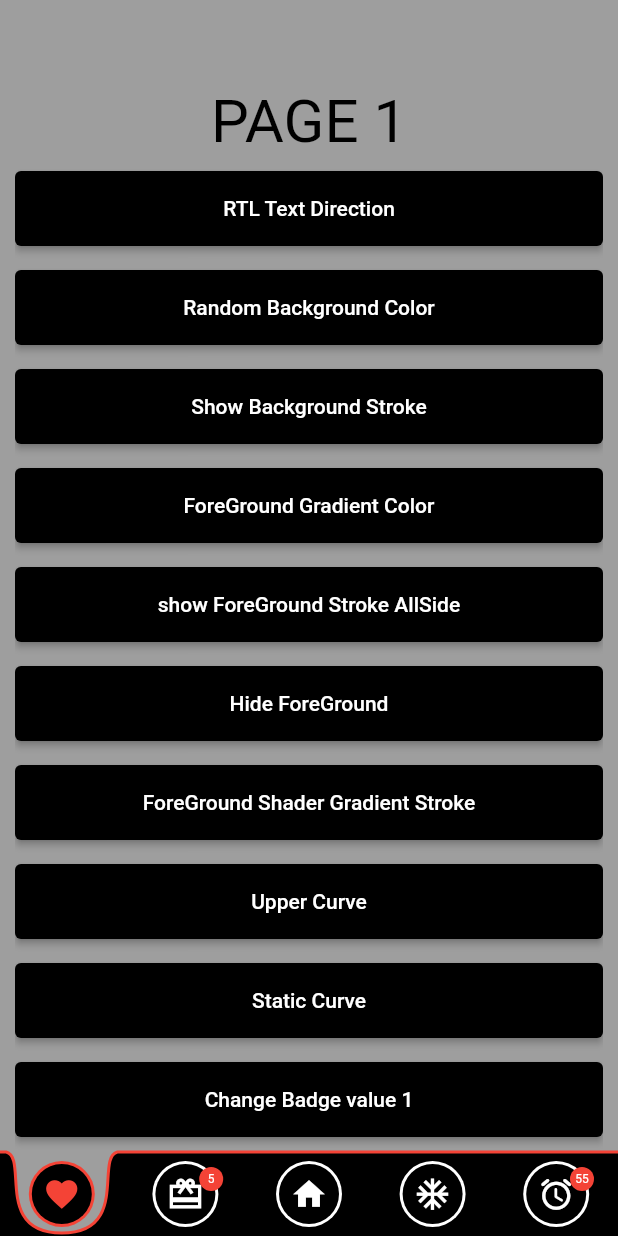
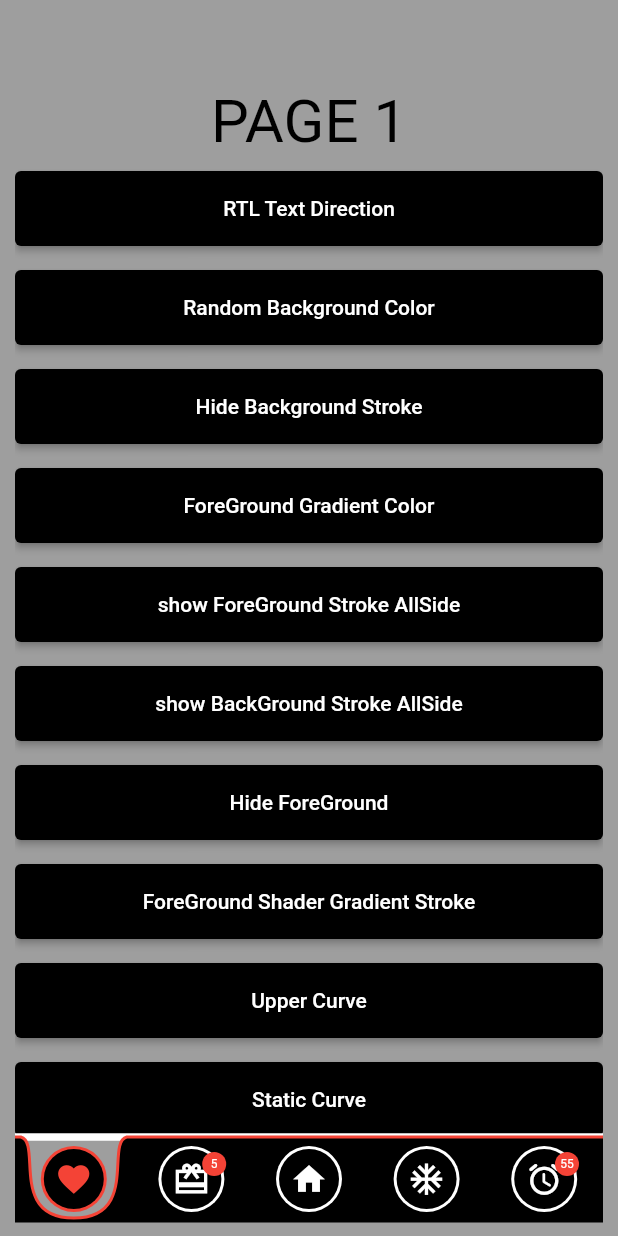
Before and after one commit to saginbajracharya/ultimate_bottom_navbar, a Flutter app: the screen it shows after launch, on a phone screen of 412 x 824 dp. Run offline on Flutter 3.47's test engine with Material 2 defaults, Android fonts, the phone set to English and light mode, and no system bars.

Commit message:
[Fixed]::Background custom paint for border

```diff
--- a/example/lib/main.dart
+++ b/example/lib/main.dart
@@ -41,8 +41,9 @@ class _BottomNavigationPageState extends State<BottomNavigationPage> {
   bool underCurve                    = true;
   bool showCircleStaticMidItem       = true;
   bool showForeGroundStrokeAllSide   = false;
+  bool showBackGroundStrokeAllSide   = false;
   Color backgroundColor              = transparent;
-  double backgroundStrokeBorderWidth = 0.0;
+  double backgroundStrokeBorderWidth = 5.0;
   var badgeVal1                      = '5';
   var badgeVal2                      = '55';
   var textDirection                  = TextDirection.ltr;
@@ -243,6 +244,27 @@ class _BottomNavigationPageState extends State<BottomNavigationPage> {
                           child: Text(showForeGroundStrokeAllSide?'hide ForeGround Stroke AllSide':'show ForeGround Stroke AllSide',style: const TextStyle(color: white))
                         ),
                       ),
+                      //BackGround show hide all Side Stroke
+                      Padding(
+                        padding: const EdgeInsets.symmetric(vertical :8.0),
+                        child: ElevatedButton(
+                          style: ElevatedButton.styleFrom(
+                            primary: black,
+                            minimumSize: const Size.fromHeight(50),
+                          ),
+                          onPressed: ()async{
+                            setState(() {
+                              if(showBackGroundStrokeAllSide==false)
+                              {
+                                showBackGroundStrokeAllSide=true;
+                              }else{
+                                showBackGroundStrokeAllSide=false;
+                              }
+                            });
+                          },
+                          child: Text(showBackGroundStrokeAllSide?'hide BackGround Stroke AllSide':'show BackGround Stroke AllSide',style: const TextStyle(color: white))
+                        ),
+                      ),
                       //Show Hide ForeGround
                       Padding(
                         padding: const EdgeInsets.symmetric(vertical :8.0),
@@ -408,14 +430,14 @@ class _BottomNavigationPageState extends State<BottomNavigationPage> {
           backgroundColor                    : backgroundColor,                                                             // NavBar BackGround Color [backgroundGradient ovrerides color]
           foregroundColor                    : black,                                                                       // NavBar ForeGround Color with Curve
           foregroundStrokeBorderColor        : red,                                                                         // Nav Stroke Border Color [useShaderStroke = false , strokeBorderWidth != 0]
-          backgroundStrokeBorderColor        : black,                                                                       // nav background stroke color [seems like when border width is 0.0 still shows the color but transparent solves it]
+          backgroundStrokeBorderColor        : white,                                                                       // nav background stroke color [seems like when border width is 0.0 still shows the color but transparent solves it]
           backgroundStrokeBorderWidth        : backgroundStrokeBorderWidth,                                                 // Nav BackGround Stroke Border Width
           foregroundStrokeBorderWidth        : 2.0,                                                                         // Nav ForeGround Stroke Border Width
-          backgroundGradient                 : backgroundGradientColor,                                                     // Nav background Gradient [No Gradient if Null Overrides backgroundColor if given]
+          backgroundGradient                 : null,                                                     // Nav background Gradient [No Gradient if Null Overrides backgroundColor if given]
           foreGroundGradientShader           : foreGroundGradientShader,                                                    // Nav ForeGround Gradient Shader [foregroundColor or foreGroundGradientShader determined by Bool useForeGroundGradient]
           foregroundStrokeGradientShader     : foregroundStrokeGradientShader,                                              // ForeGround Stroke border Gradient Shader
 
-          backgroundMargin                   : const EdgeInsets.only(left: 0.0,right: 0.0,bottom: 0.0),                  // Nav Background Margin
+          backgroundMargin                   : const EdgeInsets.only(left: 10.0,right: 10.0,bottom: 10.0),                  // Nav Background Margin
           backgroundBorderRadius             : BorderRadius.circular(10.0),                                                 // Nav Background Border Radius
 
           selectedIconColor                  : red,                                                                         // Selected Item Icon Color
@@ -427,7 +449,8 @@ class _BottomNavigationPageState extends State<BottomNavigationPage> {
           unselectedTextSize                 : 10,                                                                          // UnSelected Item Text Size
           unselectedTextColor                : white,                                                                       // UnSelected Item Text Color
 
-          showForeGroundStrokeAllSide        : showForeGroundStrokeAllSide,                                                 //
+          showForeGroundStrokeAllSide        : showForeGroundStrokeAllSide,
+          showBackGroundStrokeAllSide        : showBackGroundStrokeAllSide,                                                 //
           useForeGroundGradient              : useForeGroundGradient,                                                       // Gradient for ForeGround or Not
           showForeGround                     : showForeGround,                                                              // Show ForeGround or Not
           useShaderStroke                    : useShaderStroke,                                                             // Use Shadered Stroke Border or Not
--- /dev/null
+++ b/lib/Background_Curves_Painter_Widget/nav_background_stroke_border.dart
@@ -0,0 +1,83 @@
+import 'package:flutter/material.dart';
+
+Shader defaultGradientShader = const LinearGradient(
+  begin: Alignment.topCenter,
+  end: Alignment.bottomCenter,
+  colors: [
+    Colors.blue,
+    Colors.red,
+    Colors.purple,
+    Colors.red,
+    Colors.blue,
+  ],
+  stops: [0.1, 0.3, 0.5, 0.7, 1.0],
+).createShader(Rect.fromCenter(center: const Offset(0.0,0.0), height: 200, width: 100));
+
+class NavBackgroundStrokeBorderPainter extends CustomPainter {
+  late double loc; // Represents the starting location of the curve
+  late double s; // Represents the size of the curve
+  late double strokeBorderWidth; // Width of the stroke border
+  late bool useShaderStroke; // Indicates whether to use a shader for the stroke
+  late bool showBackGroundStrokeAllSide;
+  Shader? foregroundStrokeGradientShader; // Shader for the stroke gradient
+  Color color; // Color used if not using the shader
+  TextDirection textDirection; // Direction of the text
+
+  NavBackgroundStrokeBorderPainter(
+    double startingLoc,
+    int itemsLength,
+    this.strokeBorderWidth,
+    this.useShaderStroke,
+    this.showBackGroundStrokeAllSide,
+    this.color,
+    this.foregroundStrokeGradientShader,
+    this.textDirection,
+  ) {
+    final span = 1.0 / itemsLength;
+    s = 0.18;
+    double l = startingLoc + (span - s) / 2;
+    if (textDirection == TextDirection.rtl) {
+      loc = 0.82 - l;
+    } else if (textDirection == TextDirection.ltr) {
+      loc = l;
+    } else {
+      loc = l; // Default to LTR if the text direction is not specified
+    }
+  }
+
+  @override
+  void paint(Canvas canvas, Size size) {
+    final paint = Paint()
+      ..strokeWidth = strokeBorderWidth
+      ..style = PaintingStyle.stroke;
+
+    if (!useShaderStroke) {
+      paint.color = color;
+    } else {
+      paint.shader = foregroundStrokeGradientShader ?? defaultGradientShader;
+    }
+    final path = Path()
+      ..moveTo(0, 0) // Moves to the top-left corner of the path
+      ..lineTo((loc - 0.0) * size.width, 0) // Draws a line from the previous point to the left side of the shape
+      ..lineTo((loc + s) * size.width, 0) // Draws a line to the right side of the shape
+      ..lineTo(size.width, 0); // Draws a line to the top-right corner
+
+    if (showBackGroundStrokeAllSide) {
+      path
+        ..lineTo(size.width, size.height) // Draws a line from the previous point to the bottom-right corner
+        ..lineTo(0, size.height) // Draws a line from the previous point to the bottom-left corner
+        ..close(); // Closes the path
+    } else {
+      path
+        ..moveTo(0, size.height) // Moves to the bottom-left corner of the path
+        ..close(); // Closes the path
+    }
+
+    canvas.drawPath(path, paint); // Draws the path on the canvas
+  }
+
+  @override
+  bool shouldRepaint(CustomPainter oldDelegate) {
+    return this != oldDelegate;
+  }
+}
--- a/lib/ultimate_bottom_navbar.dart
+++ b/lib/ultimate_bottom_navbar.dart
@@ -1,5 +1,6 @@
 library ultimate_bottom_navbar;
 import 'package:flutter/material.dart';
+import 'Background_Curves_Painter_Widget/nav_background_stroke_border.dart';
 import 'Button_Widgets/nav_button_widget.dart';
 import 'Foreground_Curves_Under_Upper_Painter_Widget/nav_foreground_curve_under.dart';
 import 'Foreground_Curves_Under_Upper_Painter_Widget/nav_foreground_curve_upper.dart';
@@ -18,6 +19,7 @@ class UltimateBottomNavBar extends StatefulWidget {
   final Gradient? backgroundGradient;
   final Shader? foreGroundGradientShader;
   final Shader? foregroundStrokeGradientShader;
+  final Shader? backgroundStrokeGradientShader;
 
   final EdgeInsetsGeometry? backgroundMargin;
   final BorderRadiusGeometry? backgroundBorderRadius;
@@ -32,6 +34,7 @@ class UltimateBottomNavBar extends StatefulWidget {
   final Color? unselectedTextColor;
 
   final bool showForeGroundStrokeAllSide;
+  final bool showBackGroundStrokeAllSide;
   final bool useForeGroundGradient;
   final bool showForeGround;
   final bool useShaderStroke;
@@ -72,6 +75,7 @@ class UltimateBottomNavBar extends StatefulWidget {
     this.backgroundGradient,                                                    // Default background Gradient Null
     this.foreGroundGradientShader,                                              // Default foreGround Gradient Shader Null
     this.foregroundStrokeGradientShader,                                        // Default foreground Stroke Gradient Shader Null
+    this.backgroundStrokeGradientShader,                                        // Default background Stroke Gradient Shader Null
 
     this.backgroundMargin                  = EdgeInsets.zero,                   // Default Background Margin Zero
     this.backgroundBorderRadius            = BorderRadius.zero,                 // Default Background Border Radius Zero
@@ -86,6 +90,7 @@ class UltimateBottomNavBar extends StatefulWidget {
     this.unselectedTextColor               = black,                             // Default unselectedTextColor black
 
     this.showForeGroundStrokeAllSide       = false,                             // Default showForeGroundStrokeAllSide False
+    this.showBackGroundStrokeAllSide       = false,                             // Default showForeGroundStrokeAllSide False
     this.useForeGroundGradient             = false,                             // Default useForeGroundGradient false
     this.showForeGround                    = true,                              // Default showForeGround true
     this.useShaderStroke                   = false,                             // Default useShaderStroke false
@@ -172,33 +177,22 @@ class UltimateBottomNavBarState extends State<UltimateBottomNavBar> with TickerP
   Widget build(BuildContext context) {
     return Container(
       margin: widget.backgroundMargin,
+      child: CustomPaint(
+        painter: widget.backgroundStrokeBorderWidth==0.0
+        ?null
+        :NavBackgroundStrokeBorderPainter(
+          _pos,
+          _length,
+          widget.backgroundStrokeBorderWidth,
+          widget.useShaderStroke,
+          widget.showBackGroundStrokeAllSide,
+          widget.backgroundStrokeBorderColor,
+          widget.backgroundStrokeGradientShader,
+          Directionality.of(context),
+        ),
+        child: Container(
           decoration: BoxDecoration(
             color: widget.backgroundColor,
-        borderRadius: widget.backgroundBorderRadius,
-        border: widget.backgroundStrokeBorderWidth==0.0
-        ?null
-        :Border(
-          top: BorderSide(
-            color : widget.backgroundStrokeBorderColor,
-            width : widget.backgroundStrokeBorderWidth,
-            style : BorderStyle.solid,
-          ),
-          bottom: BorderSide(
-            color : widget.backgroundStrokeBorderColor,
-            width : widget.backgroundStrokeBorderWidth,
-            style : BorderStyle.solid,
-          ),
-          left: BorderSide(
-            color : widget.backgroundStrokeBorderColor,
-            width : widget.backgroundStrokeBorderWidth,
-            style : BorderStyle.solid,
-          ),
-          right: BorderSide(
-            color : widget.backgroundStrokeBorderColor,
-            width : widget.backgroundStrokeBorderWidth,
-            style : BorderStyle.solid,
-          ),
-        ),
             gradient:widget.backgroundGradient,
           ),
           height: kBottomNavigationBarHeight,
@@ -207,6 +201,8 @@ class UltimateBottomNavBarState extends State<UltimateBottomNavBar> with TickerP
           child: widget.staticCurve
           ?staticBottomNavWidget(context)
           :dynamicBottomNavWidget(context),
+        ),
+      ),
     );
   }
 
```
Lines whose indentation alone changed are shown as unchanged.
